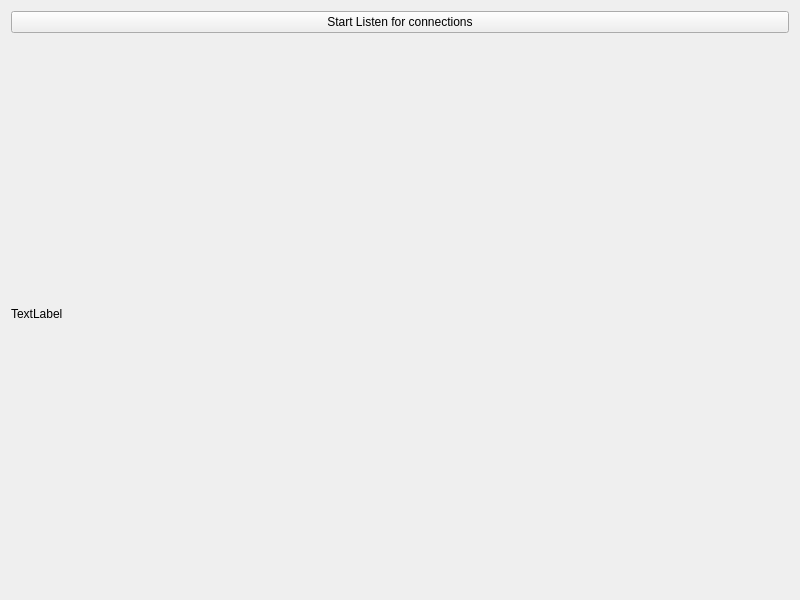
This is Server/Qt/tcp_file_server/tcp_file_server/widget.ui in rafal-tarnow/CapitanAfrica as Qt 5 draws it before an edit. The edited form follows.
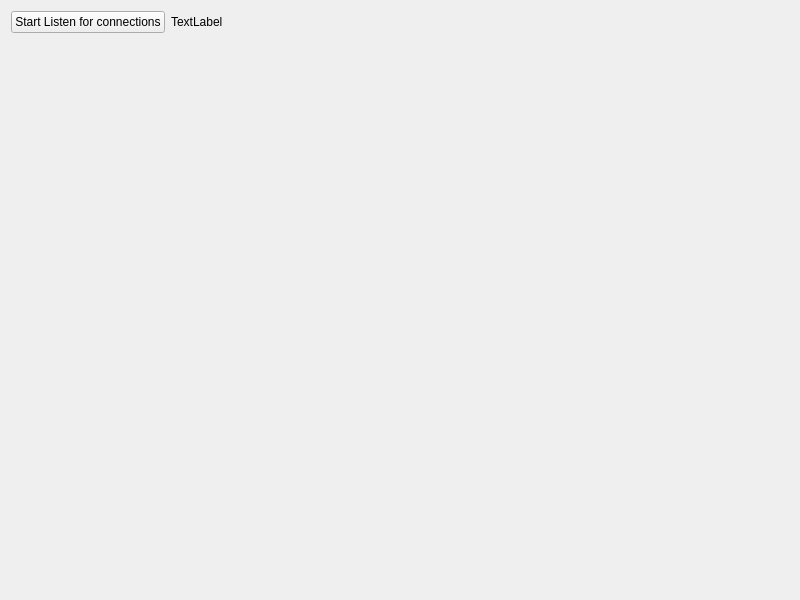
This is the edited form.

What changed in the file:
```diff
--- a/Server/Qt/tcp_file_server/tcp_file_server/widget.ui
+++ b/Server/Qt/tcp_file_server/tcp_file_server/widget.ui
@@ -13,14 +13,7 @@
   <property name="windowTitle">
    <string>Widget</string>
   </property>
-  <layout class="QGridLayout" name="gridLayout_3">
-   <item row="1" column="0">
-    <widget class="QLabel" name="statusLabel">
-     <property name="text">
-      <string>TextLabel</string>
-     </property>
-    </widget>
-   </item>
+  <layout class="QFormLayout" name="formLayout">
    <item row="0" column="0">
     <widget class="QPushButton" name="pushButton_startListenForConnections">
      <property name="text">
@@ -28,6 +21,16 @@
      </property>
     </widget>
    </item>
+   <item row="0" column="1">
+    <widget class="QLabel" name="statusLabel">
+     <property name="text">
+      <string>TextLabel</string>
+     </property>
+    </widget>
+   </item>
+   <item row="1" column="0">
+    <layout class="QGridLayout" name="gridLayout"/>
+   </item>
   </layout>
  </widget>
  <resources/>
```
